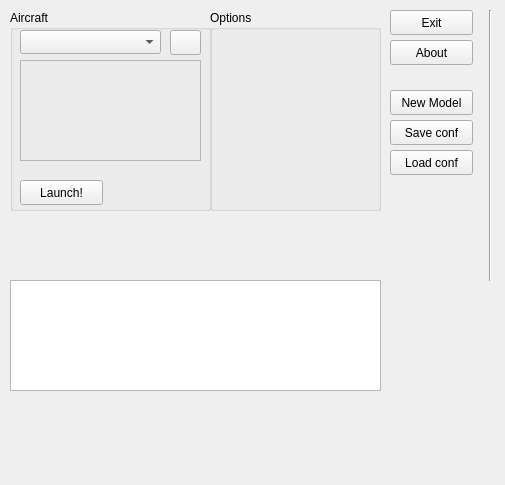
Old version of the form mainwindow.ui in the repository xquiet/yaflight.
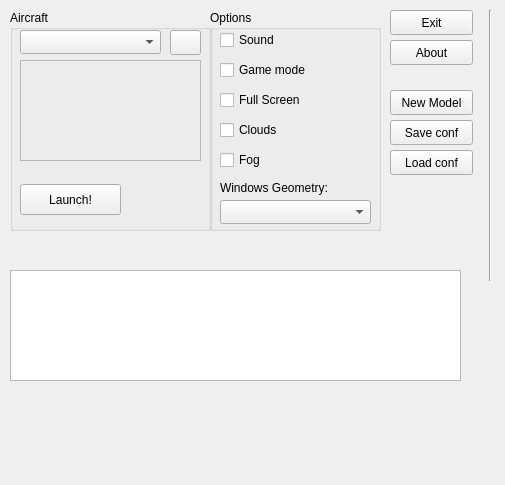
New version of the form. Icons and pictures are not drawn. Custom widgets are drawn as their Qt base class.

Commit message: - created CuteExpander widget - promoted Widget as CuteExpander in mainwindow

```diff
--- a/mainwindow.ui
+++ b/mainwindow.ui
@@ -23,7 +23,7 @@
       <x>10</x>
       <y>10</y>
       <width>201</width>
-      <height>201</height>
+      <height>221</height>
      </rect>
     </property>
     <property name="locale">
@@ -36,9 +36,9 @@
      <property name="geometry">
       <rect>
        <x>10</x>
-       <y>170</y>
-       <width>83</width>
-       <height>25</height>
+       <y>174</y>
+       <width>101</width>
+       <height>31</height>
       </rect>
      </property>
      <property name="text">
@@ -104,12 +104,106 @@
       <x>210</x>
       <y>10</y>
       <width>171</width>
-      <height>201</height>
+      <height>221</height>
      </rect>
     </property>
     <property name="title">
      <string>Options</string>
     </property>
+    <widget class="QCheckBox" name="ckbSound">
+     <property name="geometry">
+      <rect>
+       <x>10</x>
+       <y>20</y>
+       <width>151</width>
+       <height>20</height>
+      </rect>
+     </property>
+     <property name="text">
+      <string>Sound</string>
+     </property>
+    </widget>
+    <widget class="QCheckBox" name="ckbGameMode">
+     <property name="geometry">
+      <rect>
+       <x>10</x>
+       <y>50</y>
+       <width>151</width>
+       <height>20</height>
+      </rect>
+     </property>
+     <property name="text">
+      <string>Game mode</string>
+     </property>
+    </widget>
+    <widget class="QCheckBox" name="ckbFullScreen">
+     <property name="geometry">
+      <rect>
+       <x>10</x>
+       <y>80</y>
+       <width>151</width>
+       <height>20</height>
+      </rect>
+     </property>
+     <property name="text">
+      <string>Full Screen</string>
+     </property>
+    </widget>
+    <widget class="QCheckBox" name="ckbClouds">
+     <property name="geometry">
+      <rect>
+       <x>10</x>
+       <y>110</y>
+       <width>151</width>
+       <height>20</height>
+      </rect>
+     </property>
+     <property name="text">
+      <string>Clouds</string>
+     </property>
+    </widget>
+    <widget class="QCheckBox" name="ckbFog">
+     <property name="geometry">
+      <rect>
+       <x>10</x>
+       <y>140</y>
+       <width>151</width>
+       <height>20</height>
+      </rect>
+     </property>
+     <property name="text">
+      <string>Fog</string>
+     </property>
+    </widget>
+    <widget class="QLabel" name="lblWinGeometry">
+     <property name="geometry">
+      <rect>
+       <x>10</x>
+       <y>170</y>
+       <width>131</width>
+       <height>16</height>
+      </rect>
+     </property>
+     <property name="sizePolicy">
+      <sizepolicy hsizetype="Preferred" vsizetype="Preferred">
+       <horstretch>0</horstretch>
+       <verstretch>0</verstretch>
+      </sizepolicy>
+     </property>
+     <property name="text">
+      <string>Windows Geometry:</string>
+     </property>
+    </widget>
+    <widget class="QComboBox" name="cboWindowGeometries">
+     <property name="geometry">
+      <rect>
+       <x>10</x>
+       <y>190</y>
+       <width>151</width>
+       <height>24</height>
+      </rect>
+     </property>
+    </widget>
    </widget>
    <widget class="QPushButton" name="pbtExit">
     <property name="geometry">
@@ -189,19 +283,37 @@
      <enum>Qt::Vertical</enum>
     </property>
    </widget>
-   <widget class="QTextBrowser" name="txaLog">
+   <widget class="CuteExpander" name="expanderLog" native="true">
     <property name="geometry">
      <rect>
       <x>10</x>
-      <y>280</y>
-      <width>371</width>
-      <height>111</height>
+      <y>240</y>
+      <width>471</width>
+      <height>151</height>
      </rect>
     </property>
+    <widget class="QTextBrowser" name="txaLog">
+     <property name="geometry">
+      <rect>
+       <x>0</x>
+       <y>30</y>
+       <width>451</width>
+       <height>111</height>
+      </rect>
+     </property>
+    </widget>
    </widget>
   </widget>
  </widget>
  <layoutdefault spacing="6" margin="11"/>
+ <customwidgets>
+  <customwidget>
+   <class>CuteExpander</class>
+   <extends>QWidget</extends>
+   <header>cuteexpander.h</header>
+   <container>1</container>
+  </customwidget>
+ </customwidgets>
  <resources>
   <include location="yaflightresources.qrc"/>
  </resources>
```
Left out of the diff: 8 changed lines with no effect on the pictures. The commit also changes 6 other files.
